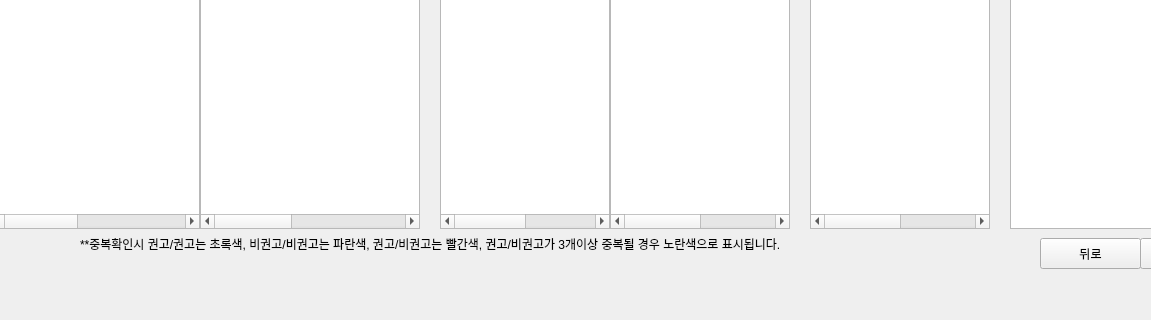
Before: the Qt Designer form view/stackedwid1.ui in jipark721/kh_proj, drawn with Qt 5; both pictures show x 89 to 1240 and y 411 to 731 of the 1342 by 731 pixel window.
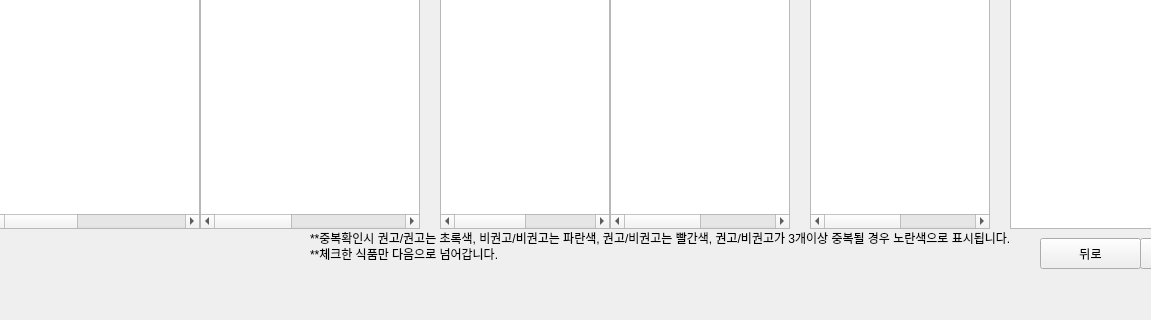
After: the same form once the commit is applied. The open tabs and pages were chosen to show the change.

What changed in the file:
```diff
--- a/view/stackedwid1.ui
+++ b/view/stackedwid1.ui
@@ -3163,7 +3163,7 @@
           <x>0</x>
           <y>0</y>
           <width>1341</width>
-          <height>671</height>
+          <height>691</height>
          </rect>
         </property>
         <widget class="QPushButton" name="btn_home_9">
@@ -4067,8 +4067,8 @@
         <widget class="QLabel" name="label_238">
          <property name="geometry">
           <rect>
-           <x>160</x>
-           <y>630</y>
+           <x>390</x>
+           <y>624</y>
            <width>761</width>
            <height>31</height>
           </rect>
@@ -4077,6 +4077,19 @@
           <string>**중복확인시 권고/권고는 초록색, 비권고/비권고는 파란색, 권고/비권고는 빨간색, 권고/비권고가 3개이상 중복될 경우 노란색으로 표시됩니다. </string>
          </property>
         </widget>
+        <widget class="QLabel" name="label_263">
+         <property name="geometry">
+          <rect>
+           <x>390</x>
+           <y>640</y>
+           <width>761</width>
+           <height>31</height>
+          </rect>
+         </property>
+         <property name="text">
+          <string>**체크한 식품만 다음으로 넘어갑니다.</string>
+         </property>
+        </widget>
        </widget>
       </widget>
       <widget class="QWidget" name="page_10">
```
Left out of the diff: 71 changed lines with no effect on the pictures.
